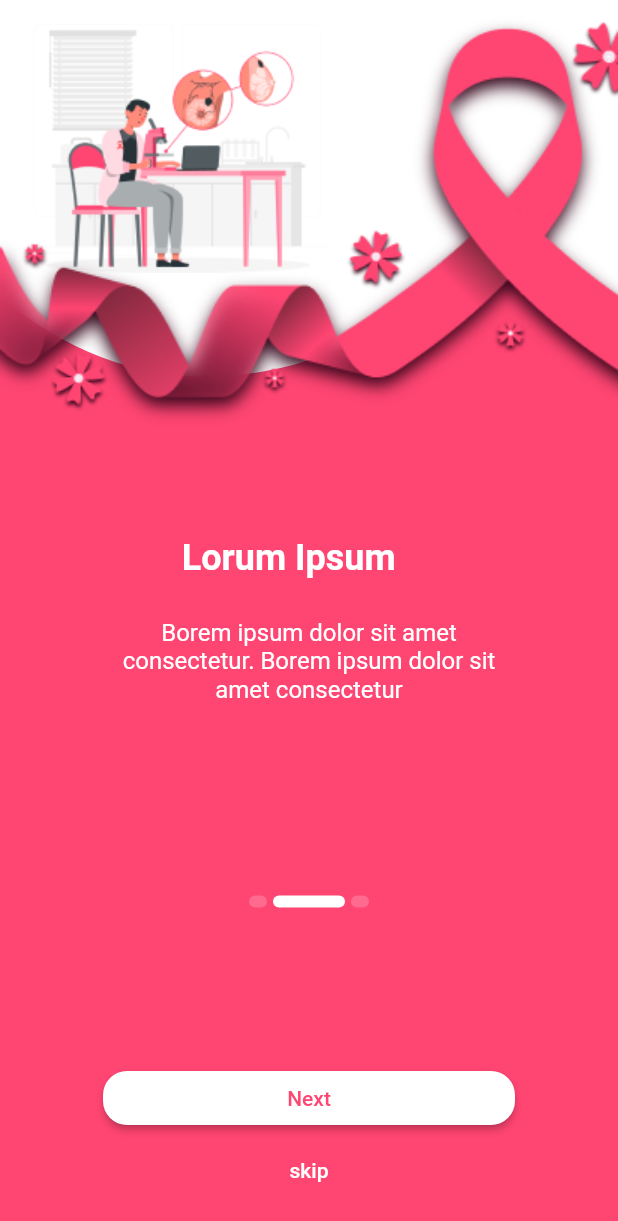
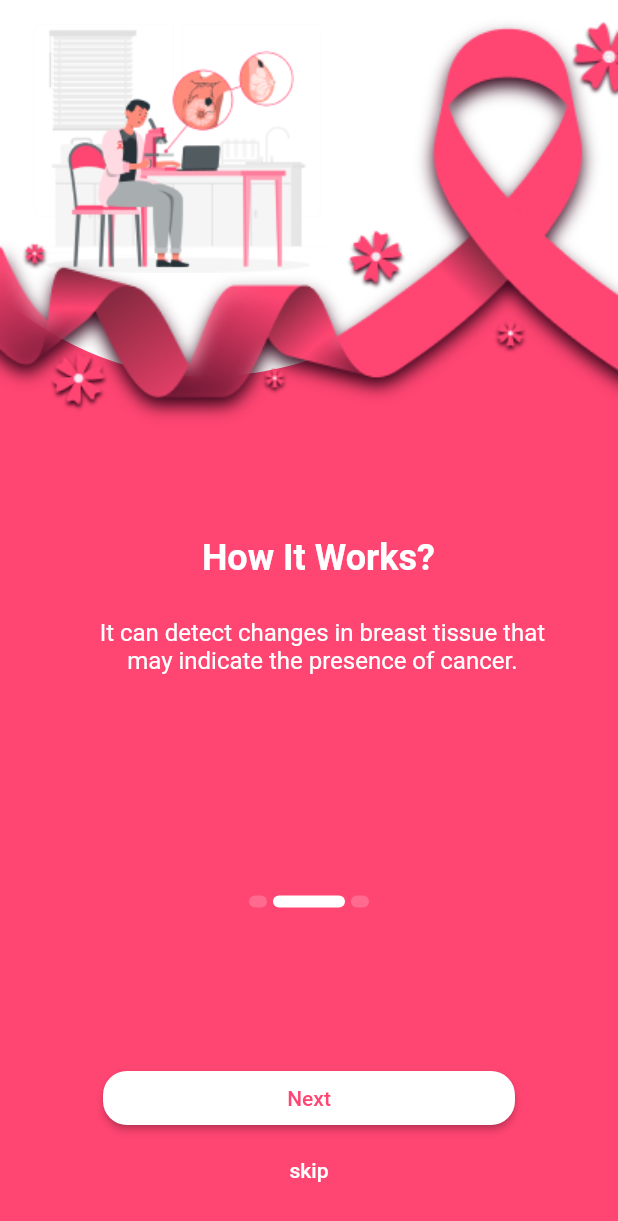
Before and after one commit to MohammedAshraf19/QAWARIR, a Flutter app: the screen it shows after launch, swiped to page 2, on a phone screen of 412 x 824 dp. Shown: the top 1221 px of the screen. Run offline on Flutter 3.47's test engine with Material 2 defaults, Android fonts, the light colour scheme and no system bars; drawn by our look-alikes of smooth_page_indicator; our stand-ins replace bloc, buildcondition, cloud_firestore, firebase_auth, firebase_core, firebase_storage and 5 more; accounts and stored records are empty.

Commit message:
on boarding text

```diff
--- a/lib/modules/on_boarding/on_boarding_screen.dart
+++ b/lib/modules/on_boarding/on_boarding_screen.dart
@@ -56,7 +56,9 @@ class _OnBoardingScreenState extends State<OnBoardingScreen> {
                 itemBuilder: (context, index) {
                   return Stack(
                     children: [
+                      //white container with photo
                       ClipPath(
+                        clipper: CustomClipPath(),
                         child: Container(
                           height: MediaQuery.of(context).size.height * 0.32,
                           width: MediaQuery.of(context).size.width,
@@ -73,8 +75,8 @@ class _OnBoardingScreenState extends State<OnBoardingScreen> {
                             ),
                           ),
                         ),
-                        clipper: CustomClipPath(),
                       ),
+                      // tape photo
                       Positioned(
                         top: MediaQuery.of(context).size.height / 100,
                         child: Image(
@@ -86,25 +88,29 @@ class _OnBoardingScreenState extends State<OnBoardingScreen> {
                           //  height: 500,
                         ),
                       ),
+                      //why this box?
                       SizedBox(
                         height: MediaQuery.of(context).size.height / 4,
                       ),
+                      //title
                       Positioned(
                         top: MediaQuery.of(context).size.height / 2.3,
-                        left: MediaQuery.of(context).size.width / 3.4,
+                        left: MediaQuery.of(context).size.width / 5.5,
                         width: MediaQuery.of(context).size.width / 1.5,
                         child: Text(
                           border[index].title,
                           style: getBoldStyle(color: ColorManager.white),
+                          textAlign: TextAlign.center,
                         ),
                       ),
                       const SizedBox(
                         height: AppSize.s12,
                       ),
+                      //subtitle
                       Positioned(
                         top: MediaQuery.of(context).size.height / 2,
-                        left: MediaQuery.of(context).size.width / 6,
-                        width: MediaQuery.of(context).size.width / 1.5,
+                        left: MediaQuery.of(context).size.width / 7.3,
+                        width: MediaQuery.of(context).size.width / 1.3,
                         child: Text(
                           border[index].body,
                           style: getRegularStyle(color: ColorManager.white),
--- a/lib/shared/style/string_manager.dart
+++ b/lib/shared/style/string_manager.dart
@@ -1,14 +1,14 @@
 class AppStrings {
-  static const onBoardingTitle1 = 'Lorum Ipsum';
-  static const onBoardingTitle2 = 'Lorum Ipsum';
-  static const onBoardingTitle3 = 'Lorum Ipsum';
+  static const onBoardingTitle1 = 'Welcome to Qawarir!';
+  static const onBoardingTitle2 = 'How It Works?';
+  static const onBoardingTitle3 = 'Used Technologies';
 
   static const onBoardingSubTitle1 =
-      'Borem ipsum dolor sit amet consectetur. Borem ipsum dolor sit amet consectetur';
+      'This application is designed to help doctors detect and monitor breast cancer.';
   static const onBoardingSubTitle2 =
-      'Borem ipsum dolor sit amet consectetur. Borem ipsum dolor sit amet consectetur';
+      'It can detect changes in breast tissue that may indicate the presence of cancer.';
   static const onBoardingSubTitle3 =
-      'Borem ipsum dolor sit amet consectetur. Borem ipsum dolor sit amet consectetur';
+      'The app uses a combination of imaging technology and machine learning to detect breast cancer.';
   static const onBoardingSubTitle4 =
       'Borem ipsum dolor sit amet consectetur. Borem ipsum dolor sit amet consectetur';
 // Login && Register
@@ -25,7 +25,8 @@ class AppStrings {
   static const rememberMe = 'remember me';
   static const forgetPassword = 'Forget Password?';
 
- // Home
-static const homeTitle = 'Start Scanning !';
-static const homeSubTitle = 'Here you can see the  patients result that you have scanned their X-Rays.';
+  // Home
+  static const homeTitle = 'Start Scanning !';
+  static const homeSubTitle =
+      'Here you can see the  patients result that you have scanned their X-Rays.';
 }
```
